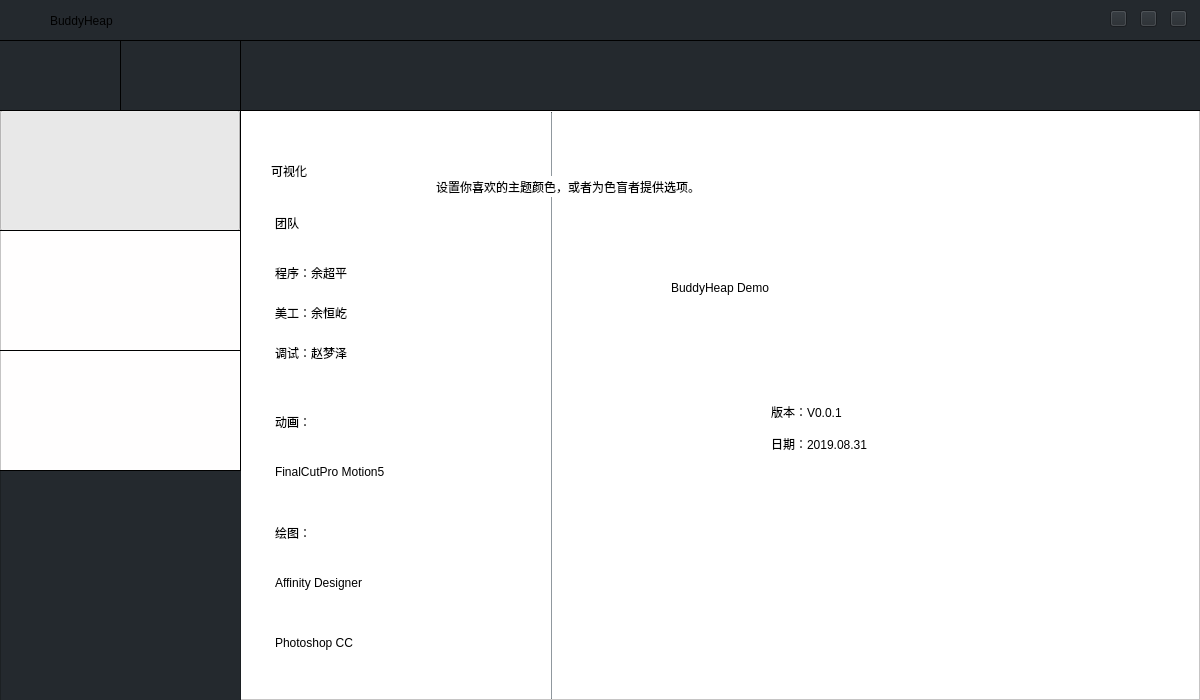
Before: the Qt Designer form UIs/mainwindow.ui in Fijiisland/BuddyHeapDemo, drawn with Qt 5.
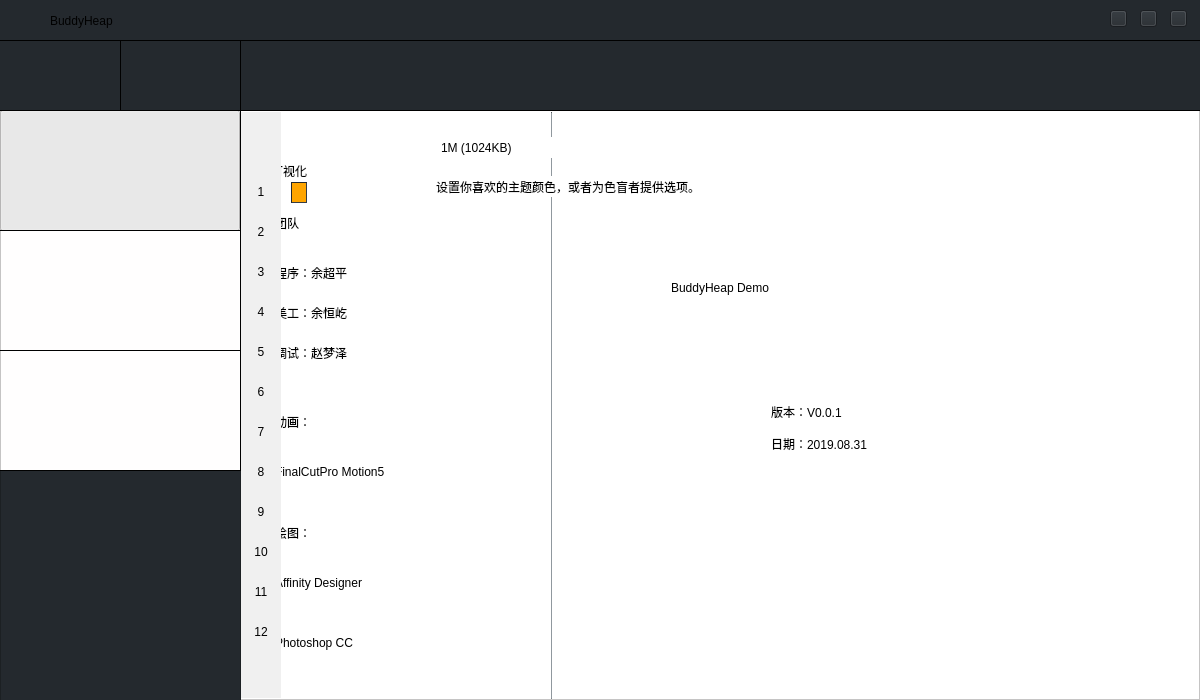
After: the same form once the commit is applied. Icons and pictures are not drawn.

```diff
--- a/UIs/mainwindow.ui
+++ b/UIs/mainwindow.ui
@@ -471,8 +471,8 @@
      <widget class="QLabel" name="label_7">
       <property name="geometry">
        <rect>
-        <x>20</x>
-        <y>20</y>
+        <x>50</x>
+        <y>25</y>
         <width>121</width>
         <height>21</height>
        </rect>
@@ -505,7 +505,7 @@
        <property name="styleSheet">
         <string notr="true">background-color: rgb(20, 23, 25);</string>
        </property>
-       <widget class="QWidget" name="widget_7" native="true">
+       <widget class="QFrame" name="widget_7">
         <property name="geometry">
          <rect>
           <x>30</x>
@@ -936,6 +936,241 @@
        </property>
       </widget>
      </widget>
+     <widget class="QLabel" name="label_memCapacity">
+      <property name="geometry">
+       <rect>
+        <x>200</x>
+        <y>25</y>
+        <width>251</width>
+        <height>21</height>
+       </rect>
+      </property>
+      <property name="text">
+       <string>1M (1024KB)</string>
+      </property>
+     </widget>
+     <widget class="QWidget" name="widget_8" native="true">
+      <property name="geometry">
+       <rect>
+        <x>50</x>
+        <y>70</y>
+        <width>16</width>
+        <height>21</height>
+       </rect>
+      </property>
+      <property name="styleSheet">
+       <string notr="true">background-color: rgb(255, 165, 0);
+border-style:inset;
+border-width:1px;
+border-color:rgb(36,41,46);
+        	</string>
+      </property>
+     </widget>
+     <widget class="QWidget" name="widget_9" native="true">
+      <property name="geometry">
+       <rect>
+        <x>0</x>
+        <y>-1</y>
+        <width>40</width>
+        <height>587</height>
+       </rect>
+      </property>
+      <property name="styleSheet">
+       <string notr="true">background-color: rgb(240, 240, 240);</string>
+      </property>
+      <widget class="QLabel" name="label_5">
+       <property name="geometry">
+        <rect>
+         <x>10</x>
+         <y>70</y>
+         <width>20</width>
+         <height>21</height>
+        </rect>
+       </property>
+       <property name="text">
+        <string>1</string>
+       </property>
+       <property name="alignment">
+        <set>Qt::AlignCenter</set>
+       </property>
+      </widget>
+      <widget class="QLabel" name="label_6">
+       <property name="geometry">
+        <rect>
+         <x>10</x>
+         <y>110</y>
+         <width>20</width>
+         <height>21</height>
+        </rect>
+       </property>
+       <property name="text">
+        <string>2</string>
+       </property>
+       <property name="alignment">
+        <set>Qt::AlignCenter</set>
+       </property>
+      </widget>
+      <widget class="QLabel" name="label_8">
+       <property name="geometry">
+        <rect>
+         <x>10</x>
+         <y>150</y>
+         <width>20</width>
+         <height>21</height>
+        </rect>
+       </property>
+       <property name="text">
+        <string>3</string>
+       </property>
+       <property name="alignment">
+        <set>Qt::AlignCenter</set>
+       </property>
+      </widget>
+      <widget class="QLabel" name="label_24">
+       <property name="geometry">
+        <rect>
+         <x>10</x>
+         <y>190</y>
+         <width>20</width>
+         <height>21</height>
+        </rect>
+       </property>
+       <property name="text">
+        <string>4</string>
+       </property>
+       <property name="alignment">
+        <set>Qt::AlignCenter</set>
+       </property>
+      </widget>
+      <widget class="QLabel" name="label_25">
+       <property name="geometry">
+        <rect>
+         <x>10</x>
+         <y>230</y>
+         <width>20</width>
+         <height>21</height>
+        </rect>
+       </property>
+       <property name="text">
+        <string>5</string>
+       </property>
+       <property name="alignment">
+        <set>Qt::AlignCenter</set>
+       </property>
+      </widget>
+      <widget class="QLabel" name="label_26">
+       <property name="geometry">
+        <rect>
+         <x>10</x>
+         <y>270</y>
+         <width>20</width>
+         <height>21</height>
+        </rect>
+       </property>
+       <property name="text">
+        <string>6</string>
+       </property>
+       <property name="alignment">
+        <set>Qt::AlignCenter</set>
+       </property>
+      </widget>
+      <widget class="QLabel" name="label_27">
+       <property name="geometry">
+        <rect>
+         <x>10</x>
+         <y>310</y>
+         <width>20</width>
+         <height>21</height>
+        </rect>
+       </property>
+       <property name="text">
+        <string>7</string>
+       </property>
+       <property name="alignment">
+        <set>Qt::AlignCenter</set>
+       </property>
+      </widget>
+      <widget class="QLabel" name="label_28">
+       <property name="geometry">
+        <rect>
+         <x>10</x>
+         <y>350</y>
+         <width>20</width>
+         <height>21</height>
+        </rect>
+       </property>
+       <property name="text">
+        <string>8</string>
+       </property>
+       <property name="alignment">
+        <set>Qt::AlignCenter</set>
+       </property>
+      </widget>
+      <widget class="QLabel" name="label_29">
+       <property name="geometry">
+        <rect>
+         <x>10</x>
+         <y>390</y>
+         <width>20</width>
+         <height>21</height>
+        </rect>
+       </property>
+       <property name="text">
+        <string>9</string>
+       </property>
+       <property name="alignment">
+        <set>Qt::AlignCenter</set>
+       </property>
+      </widget>
+      <widget class="QLabel" name="label_30">
+       <property name="geometry">
+        <rect>
+         <x>10</x>
+         <y>430</y>
+         <width>20</width>
+         <height>21</height>
+        </rect>
+       </property>
+       <property name="text">
+        <string>10</string>
+       </property>
+       <property name="alignment">
+        <set>Qt::AlignCenter</set>
+       </property>
+      </widget>
+      <widget class="QLabel" name="label_31">
+       <property name="geometry">
+        <rect>
+         <x>10</x>
+         <y>470</y>
+         <width>20</width>
+         <height>21</height>
+        </rect>
+       </property>
+       <property name="text">
+        <string>11</string>
+       </property>
+       <property name="alignment">
+        <set>Qt::AlignCenter</set>
+       </property>
+      </widget>
+      <widget class="QLabel" name="label_32">
+       <property name="geometry">
+        <rect>
+         <x>10</x>
+         <y>510</y>
+         <width>20</width>
+         <height>21</height>
+        </rect>
+       </property>
+       <property name="text">
+        <string>12</string>
+       </property>
+       <property name="alignment">
+        <set>Qt::AlignCenter</set>
+       </property>
+      </widget>
+     </widget>
     </widget>
    </widget>
    <widget class="QPushButton" name="pushBtn_others">
```
